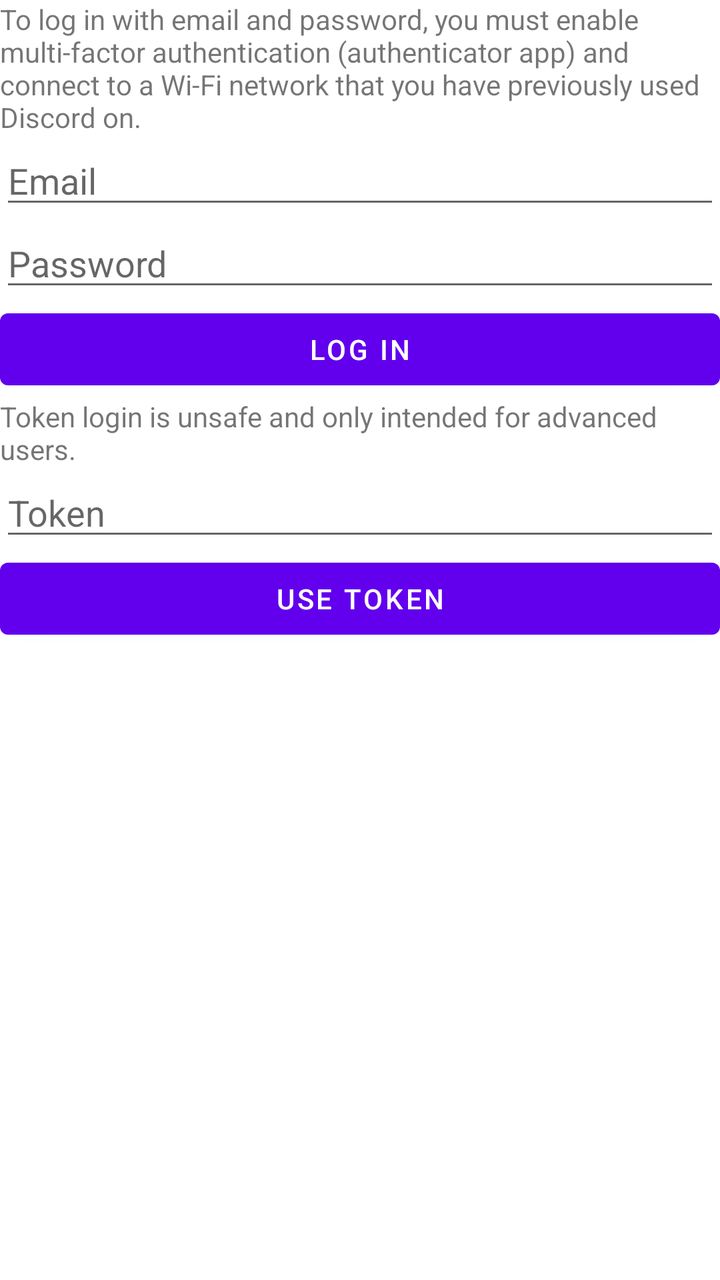
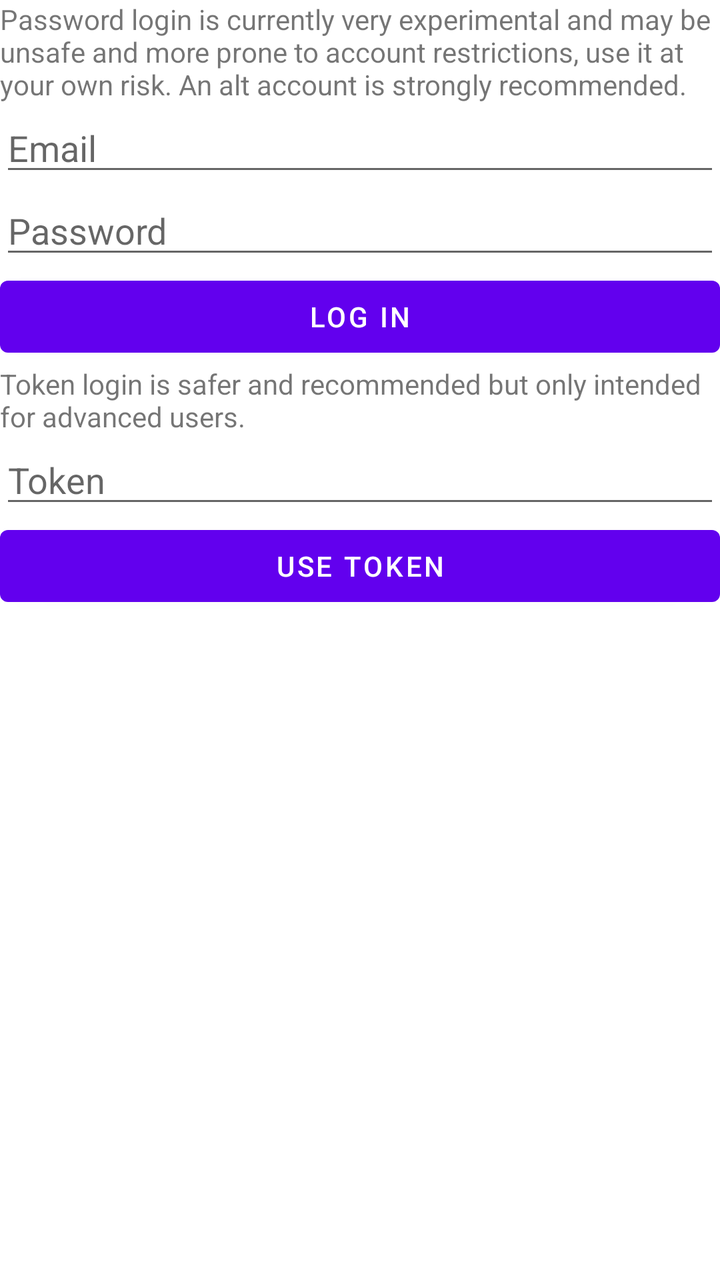

Screens rendered from an Android XML layout before and after an edit, with the pre-edit source and the edit as a unified diff.
<!-- AndroidManifest.xml: fallback theme Theme.MaterialComponents.DayNight.NoActionBar -->
<!-- res/layout/login.xml -->
<?xml version="1.0" encoding="utf-8"?>
<LinearLayout xmlns:android="http://schemas.android.com/apk/res/android"
    android:orientation="vertical" android:layout_width="match_parent"
    android:layout_height="match_parent"
    android:weightSum="1">

    <TextView
        android:id="@+id/textView"
        android:layout_width="match_parent"
        android:layout_height="wrap_content"
        android:text="To log in with email and password, you must enable multi-factor authentication (authenticator app) and connect to a Wi-Fi network that you have previously used Discord on." />

    <EditText
        android:id="@+id/emailField"
        android:layout_width="match_parent"
        android:layout_height="wrap_content"
        android:ems="10"
        android:hint="Email"
        android:inputType="textWebEmailAddress"
        android:maxLines="1"
        android:singleLine="true" />

    <EditText
        android:id="@+id/passwordField"
        android:layout_width="match_parent"
        android:layout_height="wrap_content"
        android:ems="10"
        android:hint="Password"
        android:inputType="textPassword"
        android:password="true"
        android:maxLines="1"
        android:singleLine="true" />

    <Button
        android:id="@+id/loginButton"
        android:layout_width="match_parent"
        android:layout_height="wrap_content"
        android:text="Log in" />

    <TextView
        android:id="@+id/textView2"
        android:layout_width="match_parent"
        android:layout_height="wrap_content"
        android:text="Token login is unsafe and only intended for advanced users." />

    <EditText
        android:id="@+id/tokenField"
        android:layout_width="match_parent"
        android:layout_height="wrap_content"
        android:ems="10"
        android:hint="Token"
        android:inputType="textPassword"
        android:password="true"
        android:maxLines="1"
        android:singleLine="true" />

    <Button
        android:id="@+id/tokenLoginButton"
        android:layout_width="match_parent"
        android:layout_height="wrap_content"
        android:text="Use token" />

</LinearLayout>
<!-- resources referenced by this layout -->
<resources>

</resources>

<!-- the commit's change to res/layout/login.xml (unified diff, before → after) -->
@@ -8,7 +8,7 @@
         android:id="@+id/textView"
         android:layout_width="match_parent"
         android:layout_height="wrap_content"
-        android:text="To log in with email and password, you must enable multi-factor authentication (authenticator app) and connect to a Wi-Fi network that you have previously used Discord on." />
+        android:text="Password login is currently very experimental and may be unsafe and more prone to account restrictions, use it at your own risk. An alt account is strongly recommended." />
 
     <EditText
         android:id="@+id/emailField"
@@ -41,7 +41,7 @@
         android:id="@+id/textView2"
         android:layout_width="match_parent"
         android:layout_height="wrap_content"
-        android:text="Token login is unsafe and only intended for advanced users." />
+        android:text="Token login is safer and recommended but only intended for advanced users." />
 
     <EditText
         android:id="@+id/tokenField"
